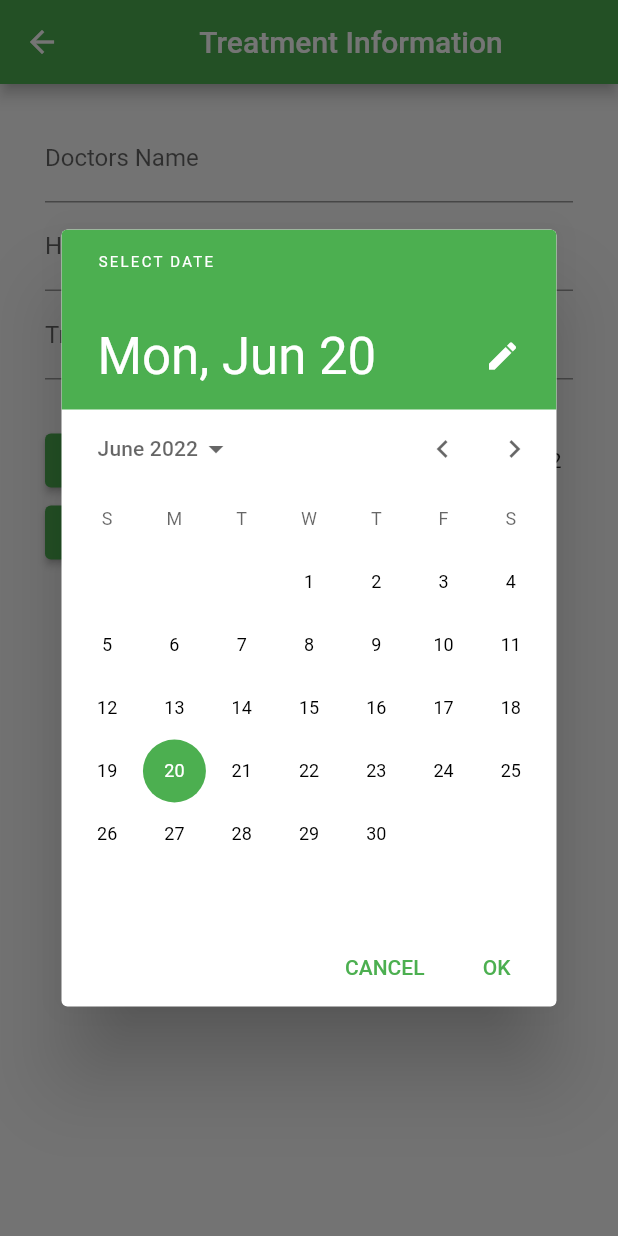
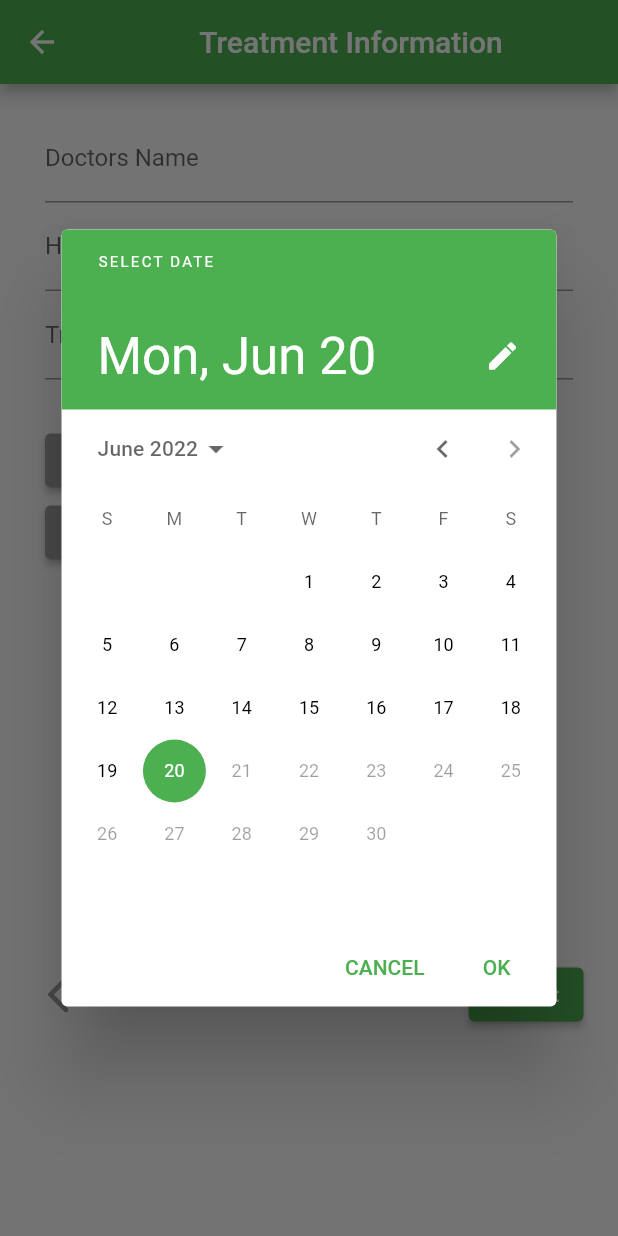
Before and after one commit to Hijulmk/Prescrible, a Flutter app: the DocInformation screen opened directly, after a tap on "Select Date", on a phone screen of 412 x 824 dp. Run offline on Flutter 3.47's test engine with Material 2 defaults, Android fonts, the phone set to English and light mode, and no system bars; our stand-ins replace carousel_slider, image_picker, persistent_bottom_nav_bar; missing offline and left inert: floating_action_bubble.

Commit message:
Completed Docinfo page

```diff
--- a/lib/Pages/doc_info.dart
+++ b/lib/Pages/doc_info.dart
@@ -2,8 +2,10 @@
 import 'dart:io';
 
 import 'package:flutter/material.dart';
+import 'package:flutter/rendering.dart';
 import 'package:image_picker/image_picker.dart';
 import 'package:intl/intl.dart';
+import 'package:prescrible/Pages/homepage.dart';
 
 class DocInformation extends StatefulWidget {
   const DocInformation({Key? key}) : super(key: key);
@@ -13,14 +15,14 @@ class DocInformation extends StatefulWidget {
 }
 
 class _DocInformationState extends State<DocInformation> {
-  DateTime selectedDate = DateTime.now();
+  DateTime? selectedDate;
 
   Future<void> _selectDate(BuildContext context) async {
     final DateTime? picked = await showDatePicker(
         context: context,
-        initialDate: selectedDate,
+        initialDate: DateTime.now(),
         firstDate: DateTime(2015, 8),
-        lastDate: DateTime(2101));
+        lastDate: DateTime.now());
     if (picked != null && picked != selectedDate) {
       setState(() {
         selectedDate = picked;
@@ -38,16 +40,18 @@ class _DocInformationState extends State<DocInformation> {
     'Bodypain'
   ];*/
   bool _buttonColor = true;
+  bool _button2Color = true;
 
-  var images;
   pickImage(bool isCamera) async {
     final picker = ImagePicker();
     final pickedImage = await picker.pickImage(
         source: isCamera ? ImageSource.camera : ImageSource.gallery);
     setState(() {
-      images = File(pickedImage!.path);
+      imgLst.add(pickedImage!);
     });
   }
+
+  List imgLst = [];
 
   @override
   Widget build(BuildContext context) {
@@ -55,7 +59,8 @@ class _DocInformationState extends State<DocInformation> {
       appBar: AppBar(
         title: Center(child: Text("Treatment Information")),
       ),
-      body: Column(
+      body: SingleChildScrollView(
+        child: Column(
           children: [
             Padding(
               padding: const EdgeInsets.fromLTRB(30, 20, 30, 0),
@@ -142,15 +147,16 @@ class _DocInformationState extends State<DocInformation> {
                               setState(() => _buttonColor = false);
                             },
                             child: Text(
-                              _buttonColor ? 'Select Date' : "Consulted On"),
+                                selectedDate==null ? "Select Date" : "Consulted On"),
                             style: ElevatedButton.styleFrom(
                                 primary:
-                                  _buttonColor ? Colors.grey : Colors.green)),
+                                    selectedDate == null ? Colors.grey : Colors.green)),
                         Padding(
                           padding: const EdgeInsets.fromLTRB(85, 0, 0, 0),
                           child: Row(
                             children: [
-                            Text(DateFormat('yMMMMEEEEd').format(selectedDate)),
+                              Text(selectedDate == null ?"" :DateFormat('yMMMMEEEEd')
+                                  .format(selectedDate!)),
                             ],
                           ),
                         ),
@@ -166,12 +172,17 @@ class _DocInformationState extends State<DocInformation> {
             Padding(
               padding: const EdgeInsets.fromLTRB(30, 0, 0, 0),
               child: Row(
+                mainAxisAlignment: MainAxisAlignment.spaceBetween,
+                crossAxisAlignment: CrossAxisAlignment.start,
                 children: [
                   ElevatedButton(
+                    style: ElevatedButton.styleFrom(
+                        primary: imgLst.isEmpty ? Colors.grey : Colors.green),
                     child: Text(
                       "image",
                     ),
                     onPressed: () {
+                      setState(() => _button2Color = false);
                       showDialog(
                           context: context,
                           builder: (cntxtRcv) {
@@ -180,17 +191,18 @@ class _DocInformationState extends State<DocInformation> {
                                 content: Row(
                                   children: [
                                     Padding(
-                                    padding:
-                                        const EdgeInsets.fromLTRB(30, 0, 0, 0),
+                                      padding: const EdgeInsets.fromLTRB(
+                                          30, 0, 0, 0),
                                       child: ElevatedButton(
                                           onPressed: () {
                                             pickImage(true);
+                                            Navigator.pop(context);
                                           },
                                           child: Icon(Icons.camera_alt)),
                                     ),
                                     Padding(
-                                    padding:
-                                        const EdgeInsets.fromLTRB(40, 0, 0, 0),
+                                      padding: const EdgeInsets.fromLTRB(
+                                          40, 0, 0, 0),
                                       child: ElevatedButton(
                                           onPressed: () {
                                             pickImage(false);
@@ -202,21 +214,62 @@ class _DocInformationState extends State<DocInformation> {
                           });
                     },
                   ),
-                images != null
-                    ? Container(
+                  imgLst != null
+                      ? Padding(
+                          padding: const EdgeInsets.fromLTRB(40, 0, 0, 0),
+                          child: Padding(
+                            padding: const EdgeInsets.fromLTRB(0, 0, 30, 0),
+                            child: Container(
                               height: 200,
-                        width: 250,
-                        child: Image.file(images),
+                              width: 145,
+                              child: ListView.builder(
+                                  itemCount: imgLst.length,
+                                  itemBuilder:
+                                      (BuildContext context, int index) {
+                                    return Container(
+                                        margin: EdgeInsets.all(3),
+                                        color: Colors.grey.shade200,
+                                        height: 25,
+                                        child: Center(
+                                            child:
+                                                Text("image -${index + 1}")));
+                                  }),
+                            ),
+                          ),
                         )
                       : Container()
                 ],
               ),
             ),
             Padding(
-            padding: const EdgeInsets.fromLTRB(0, 150, 0, 0),
-            child: ElevatedButton(onPressed: () {}, child: Text("Submit")),
+              padding: const EdgeInsets.fromLTRB(15,100,15,15),
+              child: Row(
+                mainAxisAlignment: MainAxisAlignment.spaceBetween,
+                children: [
+                  IconButton(
+                    icon: Icon(
+                      Icons.arrow_back_ios_new_rounded,
+                    ),
+                    iconSize: 30,
+                    color: Colors.grey,
+                    splashColor: Colors.green,
+                    onPressed: () {
+                      Navigator.pop(context);
+                    },
+                  ),
+                  Padding(
+                    padding: const EdgeInsets.all(8.0),
+                    child:
+                        ElevatedButton(onPressed: () {
+                          Navigator.pushReplacement(
+context,MaterialPageRoute(builder: (context) => Hm()),);
+                        }, child: Text("Submit")),
                   )
                 ],
+              ),
+            )
+          ],
+        ),
       ),
     );
   }
--- a/lib/Pages/forgot_password.dart
+++ b/lib/Pages/forgot_password.dart
@@ -9,7 +9,10 @@ class ForgotPasswordPg extends StatefulWidget {
 class _ForgotPasswordPgState extends State<ForgotPasswordPg> {
   @override
   Widget build(BuildContext context) {
-    return Scaffold(appBar: AppBar(title: Text("PRESCRIBLE"))
+    return Scaffold(appBar: AppBar(title: Center(child: Text("PRESCRIBLE"))),
+    body: Column(children: [
+
+    ],),
 
     );
   }
--- a/lib/Pages/login_page.dart
+++ b/lib/Pages/login_page.dart
@@ -54,13 +54,13 @@ class _LoginPgState extends State<LoginPg> {
                         return SignUpPg();
                       }));
                     },
-                    child: Text("LogIn",style: TextStyle(color: Colors.blue),),),
+                    child: Text("SignUp",style: TextStyle(color: Colors.blue),),),
               ],
             ),
             ElevatedButton(
               child: Text('Login'),
               onPressed: () {},
-            ),MyButton("Test")
+            ),MyButton("Test",(){})
           ],
               ),
         ),);
--- a/pubspec.yaml
+++ b/pubspec.yaml
@@ -68,7 +68,8 @@ flutter:
   # To add assets to your application, add an assets section, like this:
   assets:
     - assets/images/Logo.png
-    - assets/images/Untitleddesign.png
+    - assets/images/GreenHalf.png
+    - assets/images/Profile_Logo.png
     #- images/a_dot_ham.jpeg
 
   # An image asset can refer to one or more resolution-specific "variants", see
```
Also changed, not shown: lib/Pages/account_info.dart (+62 -34 lines), lib/Pages/homepage.dart (+52 -24 lines), lib/Widgets/my_button.dart (+6 -2 lines), lib/main.dart (+10 -49 lines), assets/images/GreenHalf.png (added), assets/images/ProfileFinal1.png (added), assets/images/Profile_Logo.png (added), assets/images/Untitleddesign.png (deleted), lib/Pages/settings_page.dart (deleted). Lines whose indentation alone changed are shown as unchanged.
